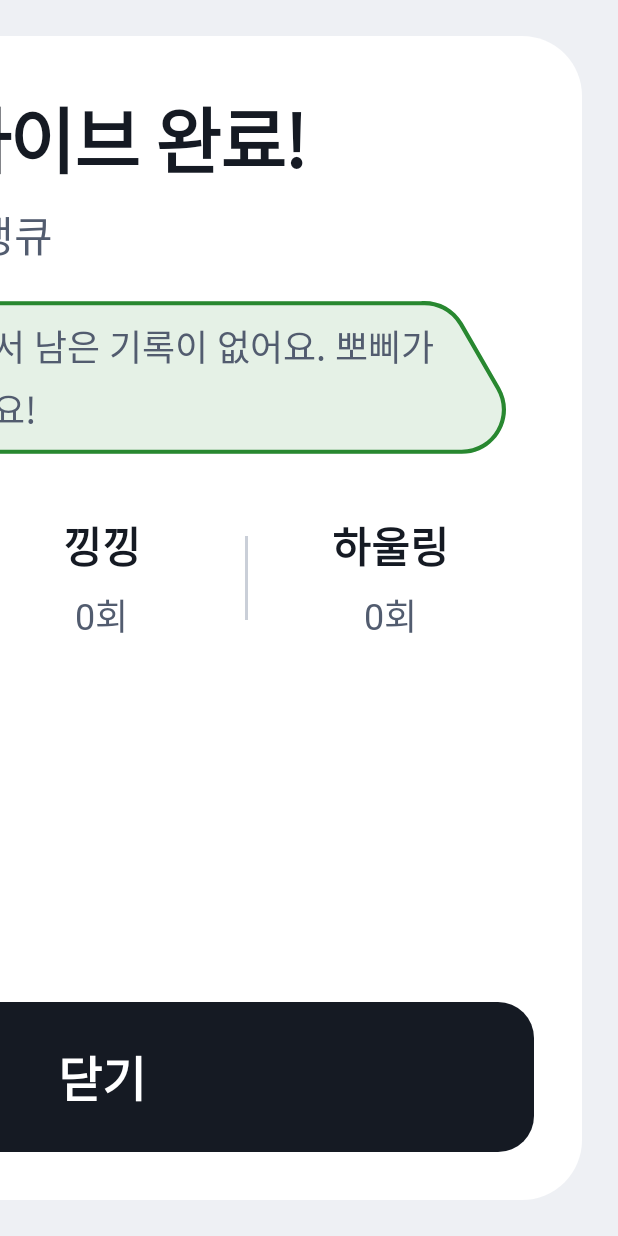
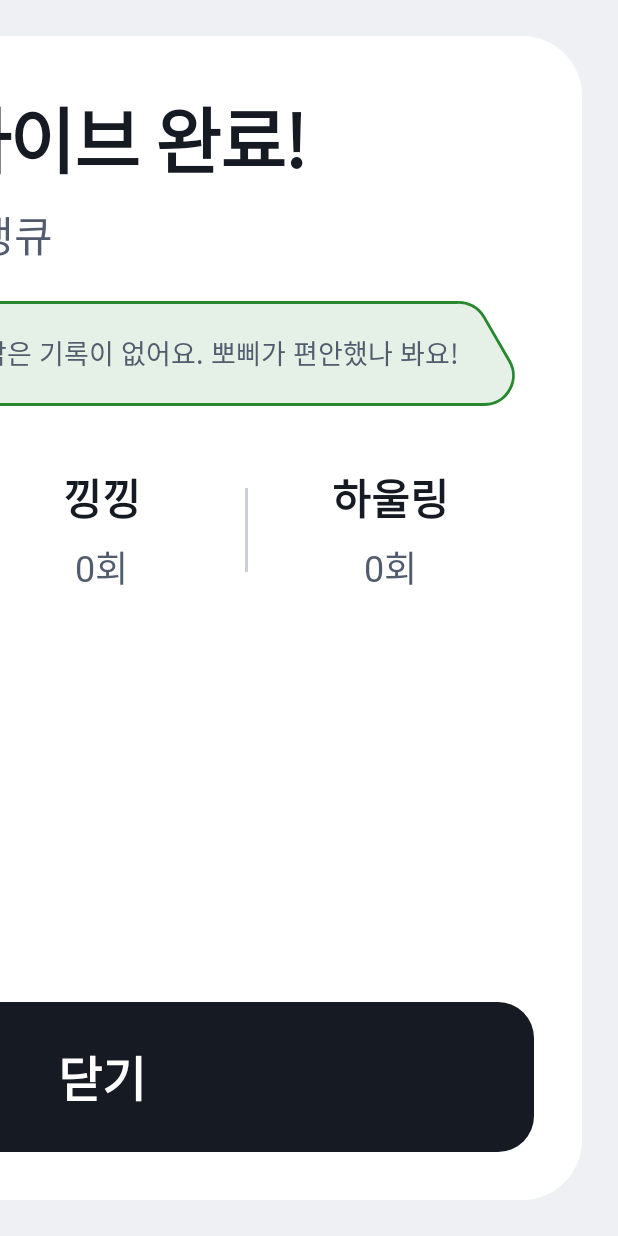
Before and after one commit to DaengQ/DaengQ, an Android app: the TripSummaryActivity screen opened directly, with no data from a screen before it, on a phone screen of 412 x 824 dp. Run offline under Robolectric (Android 15) with nearby library versions, the phone set to English and light mode, and no system bars; libraries missing offline, so code that uses them is left out: com.skt.tmap; 1 statement that could not run was skipped.

Commit message:
Show the newest overlapping record and every tied peak on the result
- Draw later record markers on top, so the newest or just-edited
  record shows when several records share a spot
- Keep every tied time range in the peak tag and highlight each tied
  bar, instead of naming only the earliest
- Fix the summary tag at one line and shrink long text, so it no
  longer wraps into the tag's tail

```diff
--- a/app/src/main/java/com/example/pawgo/PetMap.kt
+++ b/app/src/main/java/com/example/pawgo/PetMap.kt
@@ -44,6 +44,7 @@ class PetMap(private val container: FrameLayout) {
     private var isReleased = false
 
     private val shownMarkerIds = mutableSetOf<String>()
+    private var nextRecordPriority = RECORD_PRIORITY_FIRST
     private var pendingRecords: List<PetRecord> = emptyList()
     private var pendingLocation: Pair<Double, Double>? = null
     private var pendingStart: Pair<Double, Double>? = null
@@ -161,7 +162,7 @@ class PetMap(private val container: FrameLayout) {
         val wantedIds = located.map { it.markerId() }.toSet()
         (shownMarkerIds - wantedIds).forEach { view.removeTMapMarkerItem(it) }
         shownMarkerIds.retainAll(wantedIds)
-        located.filter { it.markerId() !in shownMarkerIds }.forEach { record ->
+        located.filter { it.markerId() !in shownMarkerIds }.sortedBy { it.timeMillis }.forEach { record ->
             view.addTMapMarkerItem(record.toMarker())
             shownMarkerIds += record.markerId()
         }
@@ -255,8 +256,10 @@ class PetMap(private val container: FrameLayout) {
         val record = this
         return TMapMarkerItem().apply {
             id = record.markerId()
-            // 기록 동그라미는 출발·도착 네모보다 위, 현재 위치보다 아래에 그린다
-            priority = RECORD_PRIORITY
+            // 기록 동그라미는 출발·도착 네모보다 위, 현재 위치보다 아래에 그린다.
+            // 같은 자리에 겹치면 나중에 그린 기록(새 기록, 방금 고친 기록)이 위에 오도록 조금씩 작게 준다
+            priority = nextRecordPriority
+            nextRecordPriority = maxOf(RECORD_PRIORITY, nextRecordPriority - RECORD_PRIORITY_STEP)
             icon = markerIcons.getOrPut(record.behavior) { drawMarkerIcon(record.behavior) }
             setPosition(0.5f, 0.5f)
             setTMapPoint(record.latitude!!, record.longitude!!)
@@ -356,6 +359,8 @@ class PetMap(private val container: FrameLayout) {
         private const val ROUTE_PRIORITY = 100_000f
         private const val LOCATION_PRIORITY = 1f
         private const val RECORD_PRIORITY = 2f
+        private const val RECORD_PRIORITY_FIRST = 2.99f
+        private const val RECORD_PRIORITY_STEP = 0.0001f
         private const val SQUARE_PRIORITY = 3f
         private const val MARKER_RADIUS_DP = 18f
         private const val MARKER_STROKE_DP = 3f
--- a/app/src/main/java/com/example/pawgo/TimelineChartView.kt
+++ b/app/src/main/java/com/example/pawgo/TimelineChartView.kt
@@ -20,7 +20,7 @@ class TimelineChartView @JvmOverloads constructor(
 ) : View(context, attrs) {
 
     private var buckets: List<TimeBucket> = emptyList()
-    private var peakIndex: Int? = null
+    private var peakIndices: Set<Int> = emptySet()
     private var tripStartMillis = 0L
 
     private val typeface = ResourcesCompat.getFont(context, R.font.asta_sans)
@@ -44,9 +44,9 @@ class TimelineChartView @JvmOverloads constructor(
     }
     private val rect = RectF()
 
-    fun setData(buckets: List<TimeBucket>, peakIndex: Int?, tripStartMillis: Long) {
+    fun setData(buckets: List<TimeBucket>, peakIndices: Collection<Int>, tripStartMillis: Long) {
         this.buckets = buckets
-        this.peakIndex = peakIndex
+        this.peakIndices = peakIndices.toSet()
         this.tripStartMillis = tripStartMillis
         invalidate()
     }
@@ -73,7 +73,7 @@ class TimelineChartView @JvmOverloads constructor(
             if (bucket.count > 0) {
                 val top = chartBottom - (chartBottom - chartTop) * bucket.count / maxCount
                 rect.set(left, top, right, chartBottom)
-                barPaint.color = context.getColor(if (i == peakIndex) R.color.chart_bar_peak else R.color.chart_bar)
+                barPaint.color = context.getColor(if (i in peakIndices) R.color.chart_bar_peak else R.color.chart_bar)
                 canvas.drawRoundRect(rect, radius, radius, barPaint)
                 // 아래쪽 모서리는 각지게 덮는다
                 canvas.drawRect(left, (top + radius).coerceAtMost(chartBottom), right, chartBottom, barPaint)
--- a/app/src/main/res/layout/highlight_tag.xml
+++ b/app/src/main/res/layout/highlight_tag.xml
@@ -1,5 +1,6 @@
 <?xml version="1.0" encoding="utf-8"?>
-<!-- 결과 화면 한 줄 요약(요약.svg): 마스코트 뒤에서 시작하는 꼬리표. 배경은 코드에서 TagDrawable로 입힌다 -->
+<!-- 결과 화면 한 줄 요약(요약.svg): 마스코트 뒤에서 시작하는 꼬리표. 배경은 코드에서 TagDrawable로 입힌다.
+     꼬리 끝이 높이에 비례해 커지므로 높이는 고정하고, 긴 문장은 줄바꿈 대신 글자를 줄여 한 줄에 담는다 -->
 <FrameLayout xmlns:android="http://schemas.android.com/apk/res/android"
     android:layout_width="match_parent"
     android:layout_height="wrap_content">
@@ -8,15 +9,17 @@
         android:id="@+id/tagText"
         style="@style/Text.Daengq.Body"
         android:layout_width="match_parent"
-        android:layout_height="wrap_content"
+        android:layout_height="@dimen/highlight_height"
         android:layout_gravity="center_vertical"
         android:layout_marginStart="@dimen/highlight_mascot_overlap"
+        android:autoSizeMaxTextSize="24sp"
+        android:autoSizeMinTextSize="16sp"
+        android:autoSizeStepGranularity="1sp"
+        android:autoSizeTextType="uniform"
         android:gravity="center_vertical"
-        android:minHeight="@dimen/highlight_height"
+        android:maxLines="1"
         android:paddingStart="@dimen/highlight_text_start"
-        android:paddingTop="12dp"
         android:paddingEnd="40dp"
-        android:paddingBottom="12dp"
         android:textColor="@color/fg_muted" />
 
     <ImageView
--- a/app/src/main/res/values/strings.xml
+++ b/app/src/main/res/values/strings.xml
@@ -77,6 +77,9 @@ local.properties에 TMAP_APP_KEY를 넣어 주세요.</string>
     <string name="trip_no_location">위치를 받지 못한 기록 %1$d건은 지도에 없어요</string>
     <string name="trip_section_timeline">시간대별 발성</string>
     <string name="trip_peak">출발 후 %1$s이 %2$d건으로 가장 잦았어요.</string>
+    <!-- 구간은 '분'이나 '시간'으로 끝나 받침이 있다 -->
+    <string name="trip_peak_two">출발 후 %1$s과 %2$s이 %3$d건씩 가장 잦았어요.</string>
+    <string name="trip_peak_many">%1$d개 구간이 %2$d건씩 가장 잦았어요.</string>
     <string name="trip_section_records">발성 기록</string>
     <string name="trip_close">닫기</string>
     <!-- 주행 화면 -->
```
Also changed, not shown: app/src/main/java/com/example/pawgo/TripStats.kt (+5 -4 lines), app/src/main/java/com/example/pawgo/TripSummaryActivity.kt (+15 -7 lines), 1 other file.
